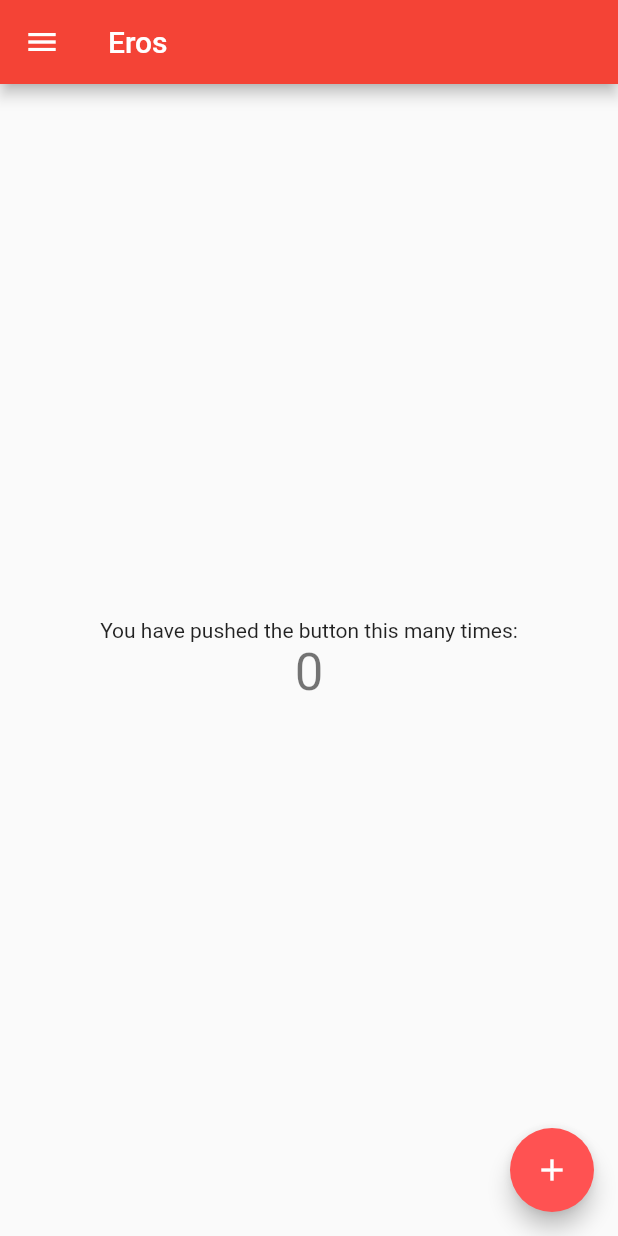
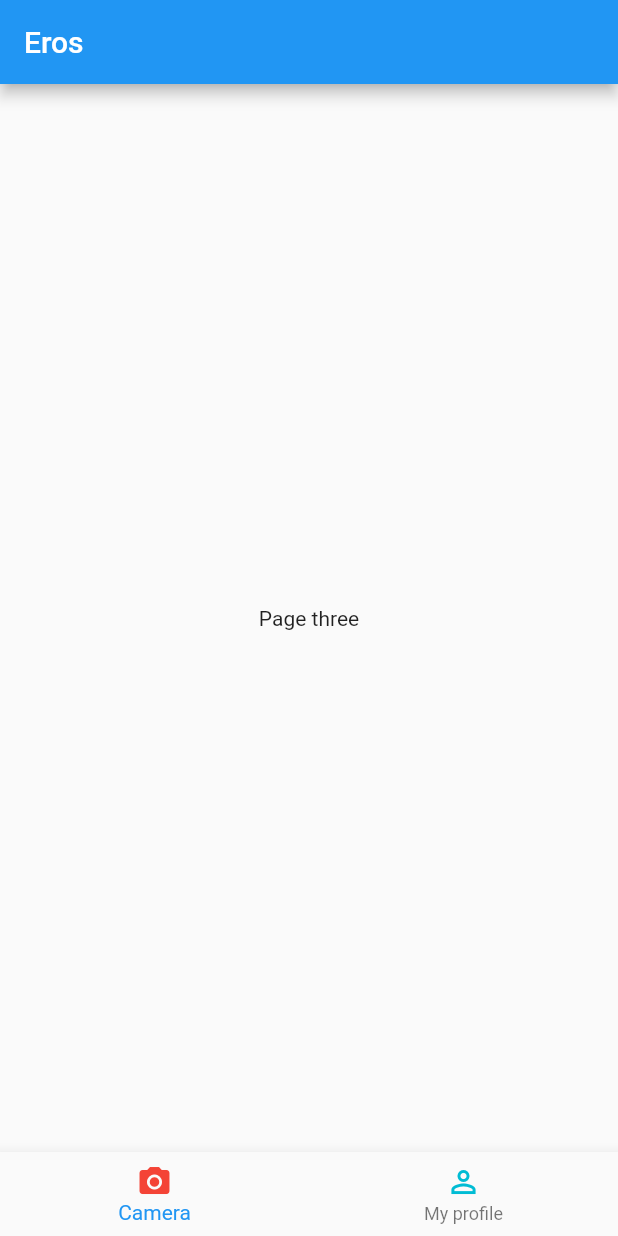
Before and after one commit to joostlek/Eros, a Flutter app: the screen it shows after launch, on a phone screen of 412 x 824 dp. Run offline on Flutter 3.47's test engine with Material 2 defaults, Android fonts, the phone set to English and light mode, and no system bars.

Commit message:
Added BottomNavigationBar

```diff
--- /dev/null
+++ b/lib/bottom_item.dart
@@ -0,0 +1,13 @@
+import 'package:flutter/material.dart';
+
+class BottomItem {
+  String title;
+  IconData icon;
+  Color color;
+  BottomItem(this.title, this.icon, this.color);
+  BottomNavigationBarItem toBottomNavigationBarItem() {
+    return new BottomNavigationBarItem(
+        icon: new Icon(this.icon, color: this.color),
+        title: new Text(this.title));
+  }
+}
--- /dev/null
+++ b/lib/eros.dart
@@ -0,0 +1,55 @@
+import 'dart:async';
+
+import 'package:eros/bottom_item.dart';
+import 'package:flutter/material.dart';
+
+class Eros extends StatefulWidget {
+  Eros();
+  final bottomItems = [
+    new BottomItem("Camera", Icons.camera_alt, Colors.red),
+    new BottomItem("My profile", Icons.person_outline, Colors.cyan),
+  ];
+  @override
+  State<StatefulWidget> createState() {
+    return new _ErosState();
+  }
+}
+
+class _ErosState extends State<Eros> {
+  int _selectedNavIndex = 0;
+  String title = "Eros";
+
+  @override
+  Widget build(BuildContext context) {
+    var navBarItems = <BottomNavigationBarItem>[];
+    for (var i = 0; i < widget.bottomItems.length; i++) {
+      navBarItems.add(widget.bottomItems[i].toBottomNavigationBarItem());
+    }
+    return new Scaffold(
+      bottomNavigationBar: new BottomNavigationBar(
+        items: navBarItems,
+        onTap: (index) => _onSelectItem(index),
+        currentIndex: _selectedNavIndex,
+      ),
+      appBar: new AppBar(
+        title: new Text(title),
+      ),
+      body: getNavItemWidget(_selectedNavIndex),
+    );
+  }
+
+  _onSelectItem(int index) {
+    setState(() => _selectedNavIndex = index);
+    getNavItemWidget(_selectedNavIndex);
+//    title = widget.bottomItems[index].title;
+  }
+
+  getNavItemWidget(int pos) {
+    switch (pos) {
+      case 0:
+        return new Center(child: new Text("Page three"));
+      case 1:
+        return new Center(child: new Text("Page 2"));
+    }
+  }
+}
--- a/lib/main.dart
+++ b/lib/main.dart
@@ -1,92 +1,25 @@
-import 'package:flutter/material.dart';
+import 'package:eros/eros.dart';
+import "package:flutter/material.dart";
 
-void main() => runApp(new MyApp());
-
-class MyApp extends StatelessWidget {
-  @override
-  Widget build(BuildContext context) {
-    return new MaterialApp(
-      title: 'Eros',
-      theme: new ThemeData(
-        primarySwatch: Colors.red,
-        accentColor: Colors.redAccent,
-      ),
-      home: new UIDrawer(title: 'Eros'),
-    );
-  }
+void main() {
+  runApp(new MaterialApp(
+    home: new Example(),
+  ));
 }
 
-class UIDrawer extends StatelessWidget {
-  final String title;
-
-  UIDrawer({Key key, this.title}) : super(key: key);
-
+class Example extends StatefulWidget {
   @override
-  Widget build(BuildContext context) {
-    return Scaffold(
-      appBar: AppBar(
-        title: Text(title),
-      ),
-      body: new MyHomePage(),
-      drawer: Drawer(
-        child: ListView(
-          padding: EdgeInsets.zero,
-          children: <Widget>[
-            DrawerHeader(
-              child: Text('Eros'),
-              decoration: BoxDecoration(
-                color: Colors.red,
-              ),
-            ),
-            ListTile(
-              title: Text('List'),
-              onTap: () {
-                Navigator.pop(context);
-              }
-            )
-          ],
-        ),
-      ),
-    );
-  }
+  ExampleState createState() => new ExampleState();
 }
 
-class MyHomePage extends StatefulWidget {
+class ExampleState extends State<Example> {
   @override
-  _MyHomePageState createState() => new _MyHomePageState();
-}
-
-class _MyHomePageState extends State<MyHomePage> {
-  int _counter = 0;
-
-  void _incrementCounter() {
-    setState(() {
-      _counter++;
-    });
+  void initState() {
+    super.initState();
   }
 
   @override
   Widget build(BuildContext context) {
-    return new Scaffold(
-      body: new Center(
-        child: new Column(
-          mainAxisAlignment: MainAxisAlignment.center,
-          children: <Widget>[
-            new Text(
-              'You have pushed the button this many times:',
-            ),
-            new Text(
-              '$_counter',
-              style: Theme.of(context).textTheme.display1,
-            ),
-          ],
-        ),
-      ),
-      floatingActionButton: new FloatingActionButton(
-        onPressed: _incrementCounter,
-        tooltip: 'Increment',
-        child: new Icon(Icons.add),
-      ),
-    );
+    return new Eros();
   }
 }
```
